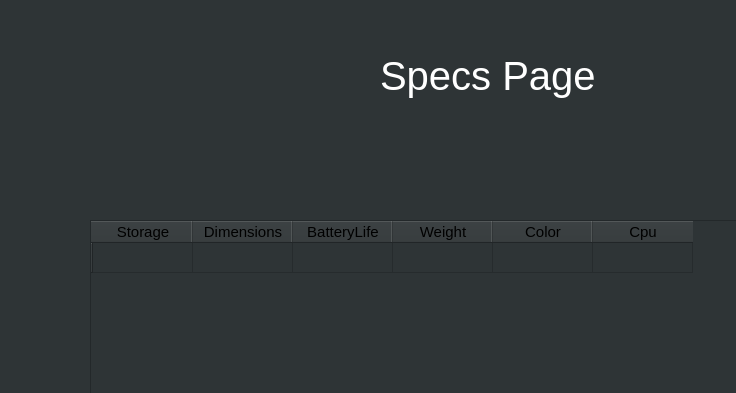
This is Specs.ui in JohnCMeyer/PhoneFinder as Qt 5 draws it before an edit; both pictures show x 0 to 736 and y 0 to 393 of the 1000 by 800 pixel window. The edited form follows.
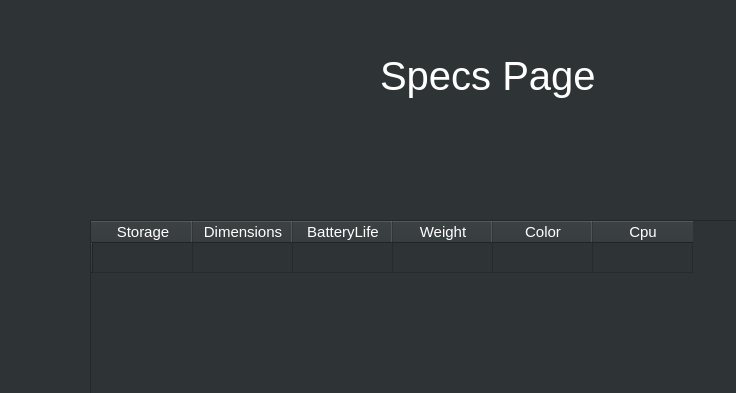
This is the edited form.

The edit to the form file:
```diff
--- a/Specs.ui
+++ b/Specs.ui
@@ -44,6 +44,7 @@
    </property>
    <property name="styleSheet">
     <string notr="true">font-size: 11pt;
+color: rgb(255, 255, 255);
 </string>
    </property>
    <row>
```
